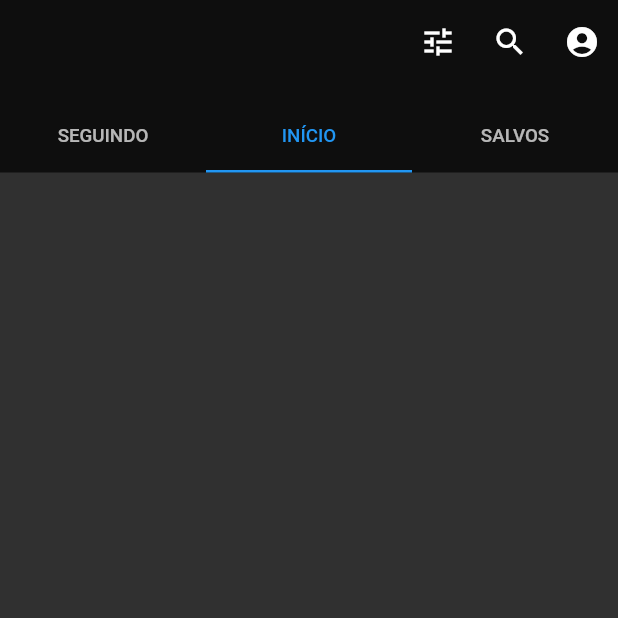
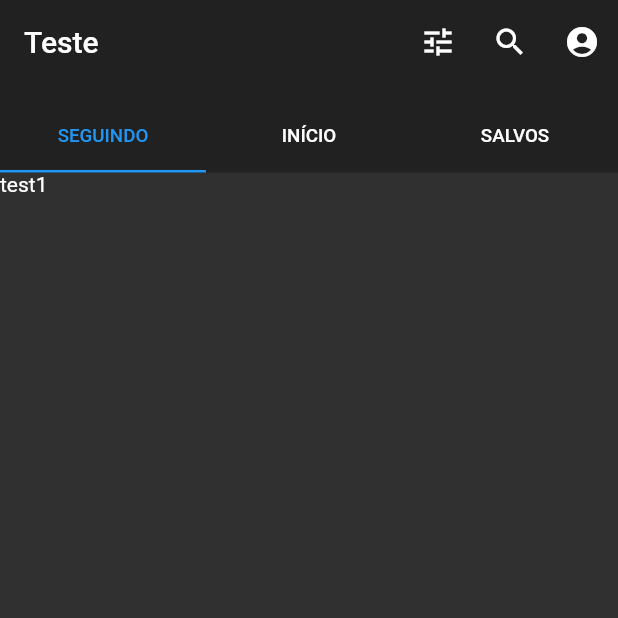
Before and after one commit to joseADR/spreadapp, a Flutter app: the screen it shows after launch, on a phone screen of 412 x 824 dp, the top half of it. Run offline on Flutter 3.47's test engine with Material 2 defaults, Android fonts, the light colour scheme and no system bars.

Commit message:
tird commit

```diff
--- a/lib/main.dart
+++ b/lib/main.dart
@@ -1,50 +1,41 @@
 import 'package:flutter/material.dart';
 import 'package:flutter/services.dart';
 
-
-void main(){
+void main() {
   SystemChrome.setPreferredOrientations([
     DeviceOrientation.portraitUp
   ]);
 
-  runApp(MyApp());}
-
-const bckColor = Color.fromRGBO(145, 145, 145, 1.0);
-const btnColor = Color.fromRGBO(145, 145, 145, 0.9);
+  runApp(MaterialApp(
+    theme: ThemeData(
+      splashColor: Colors.blue,
+      brightness:Brightness.dark,
+      primaryColorDark: Colors.black12,
+      iconTheme: IconThemeData(
+        color: Colors.white,
+      )
+    ),
+    title: "Spread",
+    home: MyApp(),
+    debugShowCheckedModeBanner: false,
+  ));
+}
 
 
-class MyApp extends StatelessWidget {
+class MyApp extends StatefulWidget {
   @override
-  Widget build(BuildContext context) {
-    return MaterialApp(
-      mainAxisAlignment: MainAxisAlignment.start,
-      title: 'Spread',
-      theme: ThemeData(
-        splashColor: Colors.blue,
-        brightness:Brightness.dark ,
-        primaryColorDark: Colors.black12,
-      ),
-      home: MyHomePage(),
-      debugShowCheckedModeBanner: false,
-    );
-  }
+  _MyAppState createState() => _MyAppState();
 }
 
-class MyHomePage extends StatefulWidget {
-  @override
-  _MyHomePageState createState() => _MyHomePageState();
-}
+class _MyAppState extends State<MyApp> with SingleTickerProviderStateMixin{
 
-class _MyHomePageState extends State<MyHomePage>
-    with SingleTickerProviderStateMixin {
   TabController _tabController;
   ScrollController _scrollViewController;
 
   @override
   void initState() {
     super.initState();
-    _tabController = TabController(vsync: this, length: 3, initialIndex: 1);
-
+    _tabController = TabController(vsync: this, length: 3);
   }
 
   @override
@@ -58,112 +49,64 @@ class _MyHomePageState extends State<MyHomePage>
   Widget build(BuildContext context) {
     return DefaultTabController(
       length: 3,
+      child: Scaffold(
+        body: NestedScrollView(
+          headerSliverBuilder: (BuildContext context, bool boxIsScrolled){
+            return <Widget> [
+              SliverAppBar(
+                expandedHeight: 115.0,
+                elevation: 5.0,
+                backgroundColor: Theme.of(context).primaryColor,
+                pinned: true,
+                floating: true,
+                forceElevated: boxIsScrolled,
 
-           child: Scaffold(
-
-      body: NestedScrollView(
-
-        scrollDirection: Axis.vertical,
-        controller: _scrollViewController,
-        headerSliverBuilder: (BuildContext context, bool boxIsScrolled) {
-          return <Widget>[
-            SliverAppBar(
-
-              expandedHeight: 115.0,
-              backgroundColor: Colors.black.withOpacity(0.7),
-
-              elevation: 5.0,
+                title: Text("Teste"),
                 actions: <Widget>[
-
-
                   IconButton(
-
-                icon: Icon(Icons.tune,color: Colors.white,),
+                    icon: Icon(Icons.tune, color: Theme.of(context).iconTheme.color),
                     onPressed: null,
                     tooltip: 'Filtrar',
                   ),
-
                   IconButton(
-
-                icon: Icon(Icons.search,color: Colors.white,),
+                    icon: Icon(Icons.search, color: Theme.of(context).iconTheme.color),
                     onPressed: null,
                     tooltip: 'Buscar',
                   ),
                   IconButton(
-
-                icon: Icon(Icons.account_circle,color: Colors.white,),
+                    icon: Icon(Icons.account_circle, color: Theme.of(context).iconTheme.color),
                     onPressed: null,
-                tooltip:'Configurações'
-              )
+                    tooltip: 'Configurações',
+                  ),
                 ],
-
-              pinned: true,
-              floating: true,
-              forceElevated: boxIsScrolled,
-
                 bottom: TabBar(
-
                   indicatorWeight: 1.7,
                   indicatorSize: TabBarIndicatorSize.tab,
                   labelStyle: TextStyle(fontSize: 12.5),
-                indicatorColor: Colors.blue,
-                unselectedLabelColor: Colors.white70,
-                labelColor: Colors.blue,
+                  indicatorColor: Theme.of(context).splashColor,
+                  unselectedLabelColor: Theme.of(context).iconTheme.color,
+                  labelColor: Theme.of(context).splashColor,
 
-                tabs: [
-
-                  Tab(text: 'SEGUINDO'),
-                  Tab(text:'INÍCIO'),
-                  Tab(text:'SALVOS'),
-
+                  controller: _tabController,
+                  tabs: <Widget>[
+                    Tab(text: "SEGUINDO"),
+                    Tab(text: "INÍCIO"),
+                    Tab(text: "SALVOS"),
                   ],
-                controller: _tabController,
-
                 ),
-            )
+              ),
             ];
           },
         body: TabBarView(
           controller: _tabController,
           children: <Widget>[
-
-            Seguindo(),
-            Seguindo(),
-            Salvos(),
-
+            Text("test1"),
+            Text("test2"),
+            Text("test3"),
           ],
         ),
         ),
-    )
-    );}
-  }
-
-class Seguindo extends StatelessWidget {
-  @override
-  Widget build(BuildContext context) {
-    return Center(
-      child: Column(
-        mainAxisAlignment: MainAxisAlignment.center,
-        children: <Widget>[
-
-        ],
       ),
     );
   }
 }
-
-
-
-class Salvos extends StatelessWidget {
-  @override
-  Widget build(BuildContext context) {
-    return Center(
-      child: Column(
-        mainAxisAlignment: MainAxisAlignment.center,
-        children: <Widget>[
-
-        ],
-      ),
-    );
-  }
-}
```
Also changed, not shown: antMain.dart (added, +169 -0 lines). Lines whose indentation alone changed are shown as unchanged.
